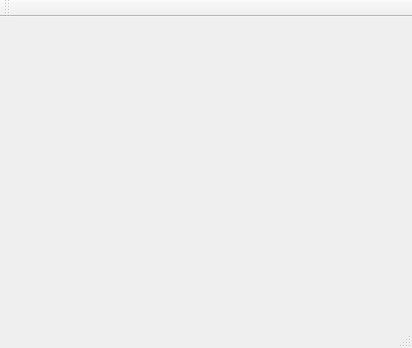
The window that Client/client/mainwindow.ui (benclum11/bju-cps-111-team-blue-fall-2014) describes before a commit, drawn with Qt 5.
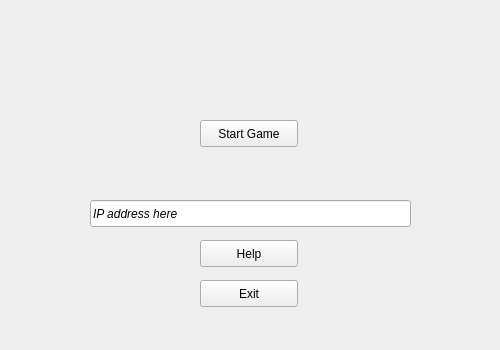
The same window after the commit. Icons and pictures are not drawn.

Commit message: Added initial client window with buttons. Buttons need functionality added.

What changed in the file:
```diff
--- a/Client/client/mainwindow.ui
+++ b/Client/client/mainwindow.ui
@@ -6,47 +6,106 @@
    <rect>
     <x>0</x>
     <y>0</y>
-    <width>412</width>
-    <height>348</height>
+    <width>500</width>
+    <height>350</height>
    </rect>
   </property>
+  <property name="sizePolicy">
+   <sizepolicy hsizetype="Fixed" vsizetype="Fixed">
+    <horstretch>0</horstretch>
+    <verstretch>0</verstretch>
+   </sizepolicy>
+  </property>
   <property name="windowTitle">
    <string>MainWindow</string>
   </property>
+  <property name="styleSheet">
+   <string notr="true"/>
+  </property>
   <widget class="QWidget" name="centralWidget">
    <widget class="QLabel" name="label">
     <property name="geometry">
      <rect>
-      <x>248</x>
+      <x>0</x>
       <y>0</y>
-      <width>4</width>
+      <width>500</width>
       <height>350</height>
      </rect>
     </property>
+    <property name="sizePolicy">
+     <sizepolicy hsizetype="Preferred" vsizetype="Preferred">
+      <horstretch>0</horstretch>
+      <verstretch>0</verstretch>
+     </sizepolicy>
+    </property>
+    <property name="styleSheet">
+     <string notr="true">background-image: url(:/Resources/null.png);</string>
+    </property>
     <property name="text">
      <string/>
     </property>
    </widget>
+   <widget class="QPushButton" name="btnStart">
+    <property name="geometry">
+     <rect>
+      <x>200</x>
+      <y>120</y>
+      <width>98</width>
+      <height>27</height>
+     </rect>
+    </property>
+    <property name="styleSheet">
+     <string notr="true"/>
+    </property>
+    <property name="text">
+     <string>Start Game</string>
+    </property>
+   </widget>
+   <widget class="QPushButton" name="btnHelp">
+    <property name="geometry">
+     <rect>
+      <x>200</x>
+      <y>240</y>
+      <width>98</width>
+      <height>27</height>
+     </rect>
+    </property>
+    <property name="text">
+     <string>Help</string>
+    </property>
+   </widget>
+   <widget class="QPushButton" name="btnExit">
+    <property name="geometry">
+     <rect>
+      <x>200</x>
+      <y>280</y>
+      <width>98</width>
+      <height>27</height>
+     </rect>
+    </property>
+    <property name="text">
+     <string>Exit</string>
+    </property>
+   </widget>
+   <widget class="QLineEdit" name="lineEdit">
+    <property name="geometry">
+     <rect>
+      <x>90</x>
+      <y>200</y>
+      <width>321</width>
+      <height>27</height>
+     </rect>
+    </property>
+    <property name="font">
+     <font>
+      <italic>true</italic>
+     </font>
+    </property>
+    <property name="text">
+     <string>IP address here</string>
+    </property>
+   </widget>
   </widget>
-  <widget class="QMenuBar" name="menuBar">
-   <property name="geometry">
-    <rect>
-     <x>0</x>
-     <y>0</y>
-     <width>412</width>
-     <height>25</height>
-    </rect>
-   </property>
-  </widget>
-  <widget class="QToolBar" name="mainToolBar">
-   <attribute name="toolBarArea">
-    <enum>TopToolBarArea</enum>
-   </attribute>
-   <attribute name="toolBarBreak">
-    <bool>false</bool>
-   </attribute>
-  </widget>
-  <widget class="QStatusBar" name="statusBar"/>
  </widget>
  <layoutdefault spacing="6" margin="11"/>
  <resources/>
```
The commit also changes 2 other files.
